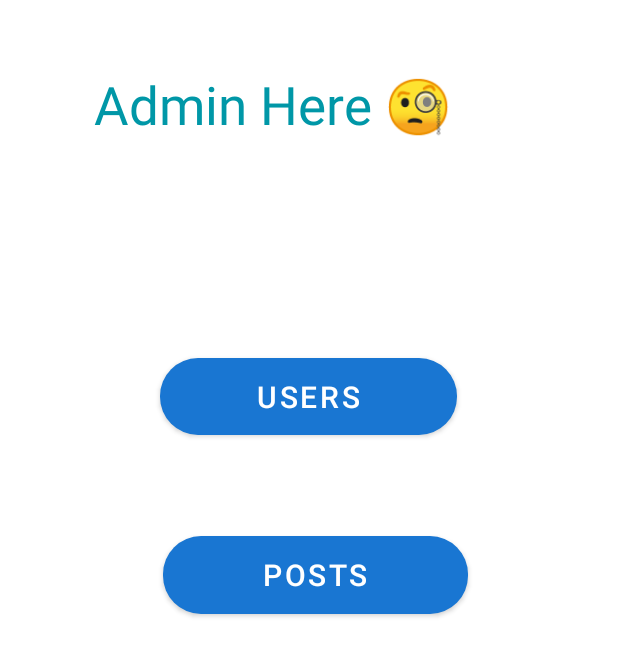
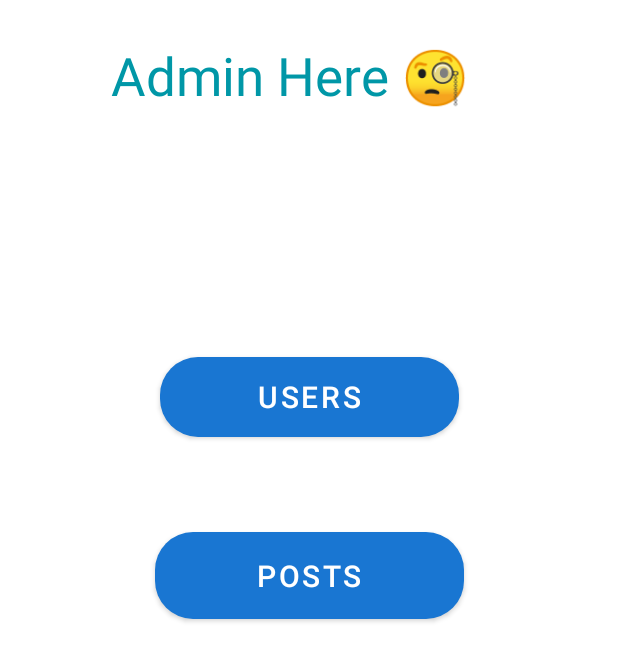
Before and after one commit to tejas-bhandigare/INZONE-Social-media-AndroidApplication-using-JAVA, an Android app: the screen it shows after launch (MainActivity), on a phone screen of 412 x 824 dp. Shown: the top 661 px of the screen. Run offline under Robolectric (Android 15) with nearby library versions, the phone set to English and light mode, and no system bars.

Commit message:
4/2/24 some changes done in xml
11/02/2024

Added Admin panel in our project

```diff
--- a/admin/src/main/res/layout/activity_main.xml
+++ b/admin/src/main/res/layout/activity_main.xml
@@ -17,35 +17,35 @@
         android:textSize="35dp"
         app:layout_constraintBottom_toBottomOf="parent"
         app:layout_constraintEnd_toEndOf="parent"
-        app:layout_constraintHorizontal_bias="0.495"
+        app:layout_constraintHorizontal_bias="0.703"
         app:layout_constraintStart_toStartOf="parent"
         app:layout_constraintTop_toTopOf="parent"
-        app:layout_constraintVertical_bias="0.065" />
+        app:layout_constraintVertical_bias="0.038" />
 
     <Button
         android:id="@+id/button4"
-        android:layout_width="198dp"
-        android:layout_height="51dp"
+        android:layout_width="199dp"
+        android:layout_height="53dp"
         android:background="@drawable/btn"
         android:text="Users"
         android:textSize="20sp"
         app:layout_constraintBottom_toBottomOf="parent"
         app:layout_constraintEnd_toEndOf="parent"
-        app:layout_constraintHorizontal_bias="0.498"
+        app:layout_constraintHorizontal_bias="0.5"
         app:layout_constraintStart_toStartOf="parent"
         app:layout_constraintTop_toTopOf="parent"
         app:layout_constraintVertical_bias="0.309" />
 
     <Button
         android:id="@+id/button5"
-        android:layout_width="203dp"
-        android:layout_height="52dp"
+        android:layout_width="206dp"
+        android:layout_height="58dp"
         android:background="@drawable/btn"
         android:text="Posts"
         android:textSize="20sp"
         app:layout_constraintBottom_toBottomOf="parent"
         app:layout_constraintEnd_toEndOf="parent"
-        app:layout_constraintHorizontal_bias="0.52"
+        app:layout_constraintHorizontal_bias="0.5"
         app:layout_constraintStart_toStartOf="parent"
         app:layout_constraintTop_toTopOf="parent"
         app:layout_constraintVertical_bias="0.463" />
```
Also changed, not shown: app/src/main/res/layout/activity_allusers_posts.xml (+7 -7 lines), app/src/main/res/layout/activity_firstview.xml (+1 -32 lines).
